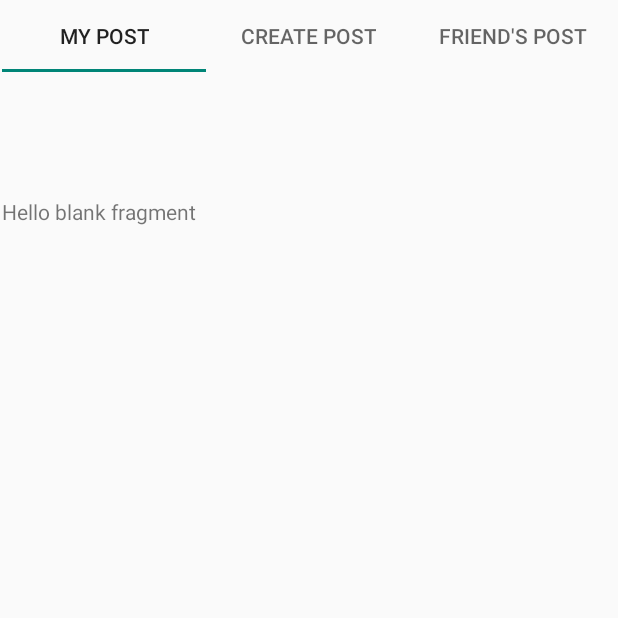
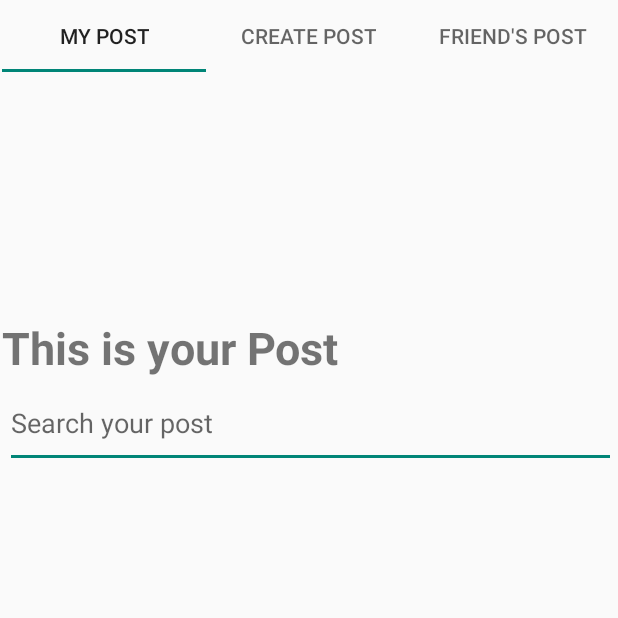
Before and after one commit to Utente2M/Animal_App, an Android app: the Fragment_Report_MyReport screen opened directly, with no data from a screen before it, on a phone screen of 412 x 824 dp, the top half of it. Run offline under Robolectric (Android 15) with nearby library versions, the phone set to English and light mode, and no system bars; our stand-ins replace Firebase (no records; nobody signed in at launch, a user with empty details on screens opened directly); pictures from the network do not load.

Commit message:
PUNTO DI RIPRISTINO ( DA TESTARE )
BUG RILAVATO CARICAMENTO FOTO NULLA
CREATO LIST VIEW PER I POST CREATI

```diff
--- a/app/src/main/java/it/uniba/dib/sms222315/Reporting/Fragment_Report_Add.java
+++ b/app/src/main/java/it/uniba/dib/sms222315/Reporting/Fragment_Report_Add.java
@@ -192,14 +192,18 @@ public class Fragment_Report_Add extends Fragment implements SelectPhotoDialog.O
         String description = descriptionReport.getText().toString();
         User_Class userData = new User_Class();
         String author_id = userData.getPrv_str_UID();
+        String authorName = userData.getPrv_str_nome();
 
         SimpleDateFormat format = new SimpleDateFormat("d,MM,yyyy,HH:mm:ss");
         Calendar calendar = Calendar.getInstance();
         String formatData = format.format(calendar.getTime());
 
 
+
+
+
         Report newPost = new Report("", linkImg, category,description,
-                0 ,author_id ,formatData );
+                0 ,authorName, author_id ,formatData );
 
 
         db.collection("Post")
--- a/app/src/main/java/it/uniba/dib/sms222315/Reporting/Fragment_Report_MyReport.java
+++ b/app/src/main/java/it/uniba/dib/sms222315/Reporting/Fragment_Report_MyReport.java
@@ -2,65 +2,145 @@ package it.uniba.dib.sms222315.Reporting;
 
 import android.os.Bundle;
 
+import androidx.annotation.NonNull;
 import androidx.fragment.app.Fragment;
 
+import android.text.Editable;
+import android.text.TextWatcher;
+import android.util.Log;
 import android.view.LayoutInflater;
 import android.view.View;
 import android.view.ViewGroup;
+import android.widget.EditText;
+import android.widget.ListView;
 
+import com.google.android.gms.tasks.OnCompleteListener;
+import com.google.android.gms.tasks.Task;
+import com.google.firebase.auth.FirebaseAuth;
+import com.google.firebase.auth.FirebaseUser;
+import com.google.firebase.firestore.FirebaseFirestore;
+import com.google.firebase.firestore.Query;
+import com.google.firebase.firestore.QueryDocumentSnapshot;
+import com.google.firebase.firestore.QuerySnapshot;
+
+import java.util.ArrayList;
+
+import it.uniba.dib.sms222315.Friends.MyFriends;
+import it.uniba.dib.sms222315.Friends.MyFriendsListAdapter;
 import it.uniba.dib.sms222315.R;
+import it.uniba.dib.sms222315.UserProfile.User_Class;
 
-/**
- * A simple {@link Fragment} subclass.
- * Use the {@link Fragment_Report_MyReport#newInstance} factory method to
- * create an instance of this fragment.
- */
+
 public class Fragment_Report_MyReport extends Fragment {
 
-    // TODO: Rename parameter arguments, choose names that match
-    // the fragment initialization parameters, e.g. ARG_ITEM_NUMBER
-    private static final String ARG_PARAM1 = "param1";
-    private static final String ARG_PARAM2 = "param2";
+    //Control ListView
+    ArrayList<Report> originalList = new ArrayList<>();
+    ListView mListView;
+    MyPostListAdapter adapter;
+    //CONTROL FOR FILTER
+    EditText textFilter;
+    ArrayList<Report> filteredList = new ArrayList<>();
 
-    // TODO: Rename and change types of parameters
-    private String mParam1;
-    private String mParam2;
+
+    //DB VARIABLE
+    FirebaseFirestore db = FirebaseFirestore.getInstance();
+
+    private static final String TAG = "TAG_Fragment_Report_MyReport";
 
     public Fragment_Report_MyReport() {
         // Required empty public constructor
     }
 
-    /**
-     * Use this factory method to create a new instance of
-     * this fragment using the provided parameters.
-     *
-     * @param param1 Parameter 1.
-     * @param param2 Parameter 2.
-     * @return A new instance of fragment Fragment_Report_MyReport.
-     */
-    // TODO: Rename and change types and number of parameters
-    public static Fragment_Report_MyReport newInstance(String param1, String param2) {
-        Fragment_Report_MyReport fragment = new Fragment_Report_MyReport();
-        Bundle args = new Bundle();
-        args.putString(ARG_PARAM1, param1);
-        args.putString(ARG_PARAM2, param2);
-        fragment.setArguments(args);
-        return fragment;
-    }
 
     @Override
     public void onCreate(Bundle savedInstanceState) {
         super.onCreate(savedInstanceState);
-        if (getArguments() != null) {
-            mParam1 = getArguments().getString(ARG_PARAM1);
-            mParam2 = getArguments().getString(ARG_PARAM2);
-        }
+
     }
 
     @Override
     public View onCreateView(LayoutInflater inflater, ViewGroup container,
                              Bundle savedInstanceState) {
-        // Inflate the layout for this fragment
-        return inflater.inflate(R.layout.fragment__report__my_report, container, false);
+        View my_view = inflater.inflate(R.layout.fragment__report__my_report, container, false);
+
+        //tutti i find e gli onclick
+        allFind(my_view);
+        setupFilter(my_view);
+        //allOnClick();
+
+        if (adapter ==null){
+            originalList.clear();
+            filteredList.clear();
+            popolateList();
+            Log.d(TAG , "ok popolateList ");
+        }
+
+        return my_view;
     }
-}
+
+    private void allFind(View my_view) {
+        mListView = my_view.findViewById(R.id.LV_MyRepor_myPost);
+    }
+
+    private void setupFilter(View my_view) {
+        //CONTROL FOR FILTER
+        textFilter = my_view.findViewById(R.id.ET_MyRepor_myPost);
+        textFilter.addTextChangedListener(new TextWatcher() {
+            @Override
+            public void beforeTextChanged(CharSequence charSequence, int i, int i1, int i2) {
+
+            }
+
+            @Override
+            public void onTextChanged(CharSequence charSequence, int i, int i1, int i2) {
+                //filterList(charSequence);
+            }
+
+            @Override
+            public void afterTextChanged(Editable editable) {
+
+            }
+        });
+    }
+
+    private void popolateList() {
+        originalList.clear();
+        Log.d(TAG , "inside popolate ");
+        FirebaseUser user = FirebaseAuth.getInstance().getCurrentUser();
+        String userID = user.getUid();
+
+        User_Class myDataUser = new User_Class();
+
+        Query postRef = db.collection("Post")
+                .whereEqualTo("prv_authorID" , myDataUser.getPrv_str_UID() )
+                .orderBy("createAtTime", Query.Direction.DESCENDING);
+
+        postRef.get().addOnCompleteListener(new OnCompleteListener<QuerySnapshot>() {
+                    @Override
+                    public void onComplete(@NonNull Task<QuerySnapshot> task) {
+                        if(task.isSuccessful()){
+                            for (QueryDocumentSnapshot document : task.getResult()) {
+                                Log.d(TAG, document.getId() + " => " + document.getData());
+
+                                Report onePost = document.toObject(Report.class);
+                                originalList.add(onePost);
+
+
+                            }//END FOR
+                            adapter = new MyPostListAdapter(getContext(),
+                                    R.layout.adapter_report, originalList);
+
+
+                            mListView.setAdapter(adapter);
+                        }else {
+
+                        }
+                    }
+                });
+
+
+
+    }
+
+
+}//END FRAGMENT
--- a/app/src/main/res/layout/fragment__report__my_report.xml
+++ b/app/src/main/res/layout/fragment__report__my_report.xml
@@ -1,14 +1,47 @@
 <?xml version="1.0" encoding="utf-8"?>
-<FrameLayout xmlns:android="http://schemas.android.com/apk/res/android"
+<RelativeLayout xmlns:android="http://schemas.android.com/apk/res/android"
     xmlns:tools="http://schemas.android.com/tools"
     android:layout_width="match_parent"
     android:layout_height="match_parent"
-    tools:context=".Reporting.Fragment_Report_MyReport">
+    tools:context=".Friends.Fragment_MyFriends_SearchNewFriend">
 
-    <!-- TODO: Update blank fragment layout -->
-    <TextView
+    <RelativeLayout
+        android:layout_marginTop="80dp"
         android:layout_width="match_parent"
-        android:layout_height="match_parent"
-        android:text="@string/hello_blank_fragment" />
+        android:layout_height="match_parent">
 
-</FrameLayout>
+        <TextView
+            android:id="@+id/TV_MyRepor_myPost"
+            android:layout_width="match_parent"
+            android:layout_height="39dp"
+            android:layout_alignParentTop="true"
+            android:layout_marginTop="0dp"
+            android:text="This is your Post"
+            android:textSize="30dp"
+            android:textStyle="bold" />
+
+        <EditText
+            android:id="@+id/ET_MyRepor_myPost"
+            android:layout_width="match_parent"
+            android:layout_height="59dp"
+            android:layout_below="@+id/TV_MyRepor_myPost"
+            android:layout_marginStart="2dp"
+            android:layout_marginTop="2dp"
+            android:ems="10"
+            android:hint="Search your post"
+            android:inputType="text"
+            android:text="" />
+
+        <ListView
+            android:id="@+id/LV_MyRepor_myPost"
+            android:layout_width="match_parent"
+            android:layout_height="match_parent"
+            android:layout_below="@+id/ET_MyRepor_myPost"
+            android:layout_marginStart="0dp"
+            android:layout_marginTop="1dp">
+
+
+        </ListView>
+    </RelativeLayout>
+
+</RelativeLayout>
```
Also changed, not shown: app/src/main/java/it/uniba/dib/sms222315/Friends/Fragment_MyFriends_SearchNewFriend.java (+1 -7 lines), app/src/main/java/it/uniba/dib/sms222315/Reporting/MyPostListAdapter.java (added, +171 -0 lines), app/src/main/java/it/uniba/dib/sms222315/Reporting/Report.java (+16 -1 lines), app/src/main/res/layout/adapter_report.xml (added, +73 -0 lines).
